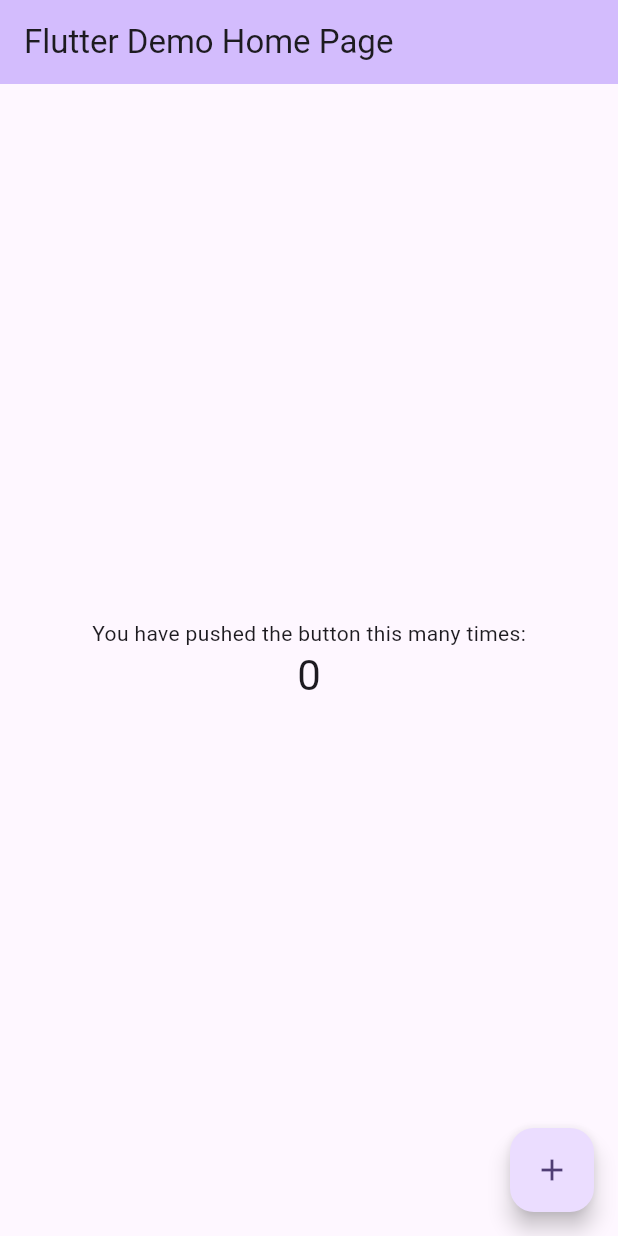
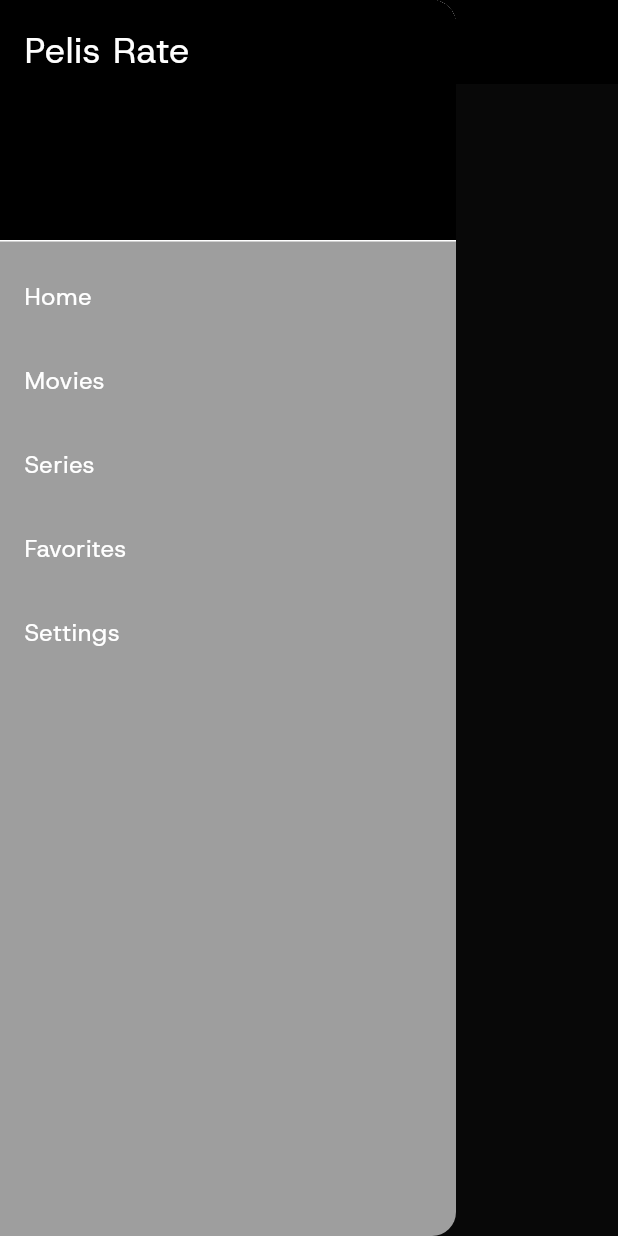
Before and after one commit to Jeffrey2391/pelis_rate, a Flutter app: the screen it shows after launch, with the side drawer open (before the commit the screen has no drawer), on a phone screen of 412 x 824 dp. Run offline on Flutter 3.47's test engine with Material 3 defaults, Android fonts, the phone set to English and light mode, and no system bars; our stand-ins replace hexcolor.

Commit message:
HomePage creation
-HomePage initical creation
-Creation of drawer
-Creation of theme and theme controller

```diff
--- /dev/null
+++ b/lib/features/home/views/home_page.dart
@@ -0,0 +1,25 @@
+import 'package:flutter/material.dart';
+import 'package:pelis_rate/features/utils/drawer/drawer_pelis_rate.dart';
+
+class HomePage extends StatelessWidget {
+  const HomePage({super.key});
+
+  @override
+  Widget build(BuildContext context) {
+    return Scaffold(
+      backgroundColor: Theme.of(context).colorScheme.surface,
+      appBar: AppBar(
+        centerTitle: true,
+        backgroundColor: Theme.of(context).colorScheme.primary,
+        title: const Text(
+          'PelisRate',
+          style: TextStyle(fontWeight: FontWeight.bold),
+        ),
+      ),
+      drawer: const DrawerPelisRate(),
+      body: const Center(
+        child: Text('Welcome to Pelis Rate!'),
+      ),
+    );
+  }
+}
--- /dev/null
+++ b/lib/features/utils/drawer/drawer_pelis_rate.dart
@@ -0,0 +1,59 @@
+import 'package:flutter/material.dart';
+
+class DrawerPelisRate extends StatelessWidget {
+  const DrawerPelisRate({super.key});
+
+  @override
+  Drawer build(BuildContext context) {
+    return Drawer(
+      backgroundColor: Colors.grey,
+      child: ListView(
+        padding: EdgeInsets.zero,
+        children: [
+          DrawerHeader(
+            decoration: BoxDecoration(
+              color: Theme.of(context).colorScheme.primary,
+            ),
+            child: Text(
+              'Pelis Rate',
+              style: TextStyle(
+                color: Theme.of(context).colorScheme.onPrimary,
+                fontSize: 24,
+              ),
+            ),
+          ),
+          ListTile(
+            title: const Text('Home'),
+            onTap: () {
+              Navigator.pop(context);
+            },
+          ),
+          ListTile(
+            title: const Text('Movies'),
+            onTap: () {
+              Navigator.pop(context);
+            },
+          ),
+          ListTile(
+            title: const Text('Series'),
+            onTap: () {
+              Navigator.pop(context);
+            },
+          ),
+          ListTile(
+            title: const Text('Favorites'),
+            onTap: () {
+              Navigator.pop(context);
+            },
+          ),
+          ListTile(
+            title: const Text('Settings'),
+            onTap: () {
+              Navigator.pop(context);
+            },
+          ),
+        ],
+      ),
+    );
+  }
+}
--- a/lib/main.dart
+++ b/lib/main.dart
@@ -1,125 +1,28 @@
 import 'package:flutter/material.dart';
+import 'package:pelis_rate/features/home/views/home_page.dart';
+
+import 'theme/app_theme.dart';
 
 void main() {
-  runApp(const MyApp());
+  runApp(PelisRate());
 }
 
-class MyApp extends StatelessWidget {
-  const MyApp({super.key});
+class PelisRate extends StatelessWidget {
+  const PelisRate({super.key});
+  //final ThemeController _themeController = Get.put(ThemeController());
 
   // This widget is the root of your application.
   @override
   Widget build(BuildContext context) {
     return MaterialApp(
+      debugShowCheckedModeBanner: false,
       title: 'Flutter Demo',
-      theme: ThemeData(
-        // This is the theme of your application.
-        //
-        // TRY THIS: Try running your application with "flutter run". You'll see
-        // the application has a purple toolbar. Then, without quitting the app,
-        // try changing the seedColor in the colorScheme below to Colors.green
-        // and then invoke "hot reload" (save your changes or press the "hot
-        // reload" button in a Flutter-supported IDE, or press "r" if you used
-        // the command line to start the app).
-        //
-        // Notice that the counter didn't reset back to zero; the application
-        // state is not lost during the reload. To reset the state, use hot
-        // restart instead.
-        //
-        // This works for code too, not just values: Most code changes can be
-        // tested with just a hot reload.
-        colorScheme: ColorScheme.fromSeed(seedColor: Colors.deepPurple),
-        useMaterial3: true,
-      ),
-      home: const MyHomePage(title: 'Flutter Demo Home Page'),
+      theme: AppTheme.darkTheme,
+      //themeMode: ThemeMode.dark,
+      // _themeController.isDarkMode.value == true
+      //     ? ThemeMode.dark
+      //     : ThemeMode.light,
+      home: HomePage(),
     );
   }
 }
-
-class MyHomePage extends StatefulWidget {
-  const MyHomePage({super.key, required this.title});
-
-  // This widget is the home page of your application. It is stateful, meaning
-  // that it has a State object (defined below) that contains fields that affect
-  // how it looks.
-
-  // This class is the configuration for the state. It holds the values (in this
-  // case the title) provided by the parent (in this case the App widget) and
-  // used by the build method of the State. Fields in a Widget subclass are
-  // always marked "final".
-
-  final String title;
-
-  @override
-  State<MyHomePage> createState() => _MyHomePageState();
-}
-
-class _MyHomePageState extends State<MyHomePage> {
-  int _counter = 0;
-
-  void _incrementCounter() {
-    setState(() {
-      // This call to setState tells the Flutter framework that something has
-      // changed in this State, which causes it to rerun the build method below
-      // so that the display can reflect the updated values. If we changed
-      // _counter without calling setState(), then the build method would not be
-      // called again, and so nothing would appear to happen.
-      _counter++;
-    });
-  }
-
-  @override
-  Widget build(BuildContext context) {
-    // This method is rerun every time setState is called, for instance as done
-    // by the _incrementCounter method above.
-    //
-    // The Flutter framework has been optimized to make rerunning build methods
-    // fast, so that you can just rebuild anything that needs updating rather
-    // than having to individually change instances of widgets.
-    return Scaffold(
-      appBar: AppBar(
-        // TRY THIS: Try changing the color here to a specific color (to
-        // Colors.amber, perhaps?) and trigger a hot reload to see the AppBar
-        // change color while the other colors stay the same.
-        backgroundColor: Theme.of(context).colorScheme.inversePrimary,
-        // Here we take the value from the MyHomePage object that was created by
-        // the App.build method, and use it to set our appbar title.
-        title: Text(widget.title),
-      ),
-      body: Center(
-        // Center is a layout widget. It takes a single child and positions it
-        // in the middle of the parent.
-        child: Column(
-          // Column is also a layout widget. It takes a list of children and
-          // arranges them vertically. By default, it sizes itself to fit its
-          // children horizontally, and tries to be as tall as its parent.
-          //
-          // Column has various properties to control how it sizes itself and
-          // how it positions its children. Here we use mainAxisAlignment to
-          // center the children vertically; the main axis here is the vertical
-          // axis because Columns are vertical (the cross axis would be
-          // horizontal).
-          //
-          // TRY THIS: Invoke "debug painting" (choose the "Toggle Debug Paint"
-          // action in the IDE, or press "p" in the console), to see the
-          // wireframe for each widget.
-          mainAxisAlignment: MainAxisAlignment.center,
-          children: <Widget>[
-            const Text(
-              'You have pushed the button this many times:',
-            ),
-            Text(
-              '$_counter',
-              style: Theme.of(context).textTheme.headlineMedium,
-            ),
-          ],
-        ),
-      ),
-      floatingActionButton: FloatingActionButton(
-        onPressed: _incrementCounter,
-        tooltip: 'Increment',
-        child: const Icon(Icons.add),
-      ), // This trailing comma makes auto-formatting nicer for build methods.
-    );
-  }
-}
--- /dev/null
+++ b/lib/theme/app_theme.dart
@@ -0,0 +1,43 @@
+import 'package:flutter/material.dart';
+import 'package:hexcolor/hexcolor.dart';
+
+class AppTheme {
+  static final lightTheme = ThemeData(
+      fontFamily: 'HostGrotesk',
+      colorScheme: ColorScheme.light(
+        primary: HexColor('#000000'),
+        onPrimary: HexColor('#FFFFFF'),
+        primaryContainer: HexColor('#333232'),
+        onPrimaryContainer: HexColor('#FFFFFF'),
+        secondary: HexColor('#001D50'),
+        onSecondary: HexColor('#FFFFFF'),
+        secondaryContainer: HexColor('#3488FF'),
+        onSecondaryContainer: HexColor('#FFFFFF'),
+        tertiary: HexColor('#575757'),
+        onTertiary: HexColor('#FFFFFF'),
+        tertiaryContainer: HexColor('#D4D6D9'),
+        onTertiaryContainer: HexColor('#FFFFFF'),
+        surface: HexColor('#121212'),
+        error: HexColor('#BB0000'),
+        errorContainer: HexColor('#FFFFFF'),
+      ));
+  static final darkTheme = ThemeData(
+      fontFamily: 'HostGrotesk',
+      colorScheme: ColorScheme.dark(
+        primary: HexColor('#000000'),
+        onPrimary: HexColor('#FFFFFF'),
+        primaryContainer: HexColor('#333232'),
+        onPrimaryContainer: HexColor('#FFFFFF'),
+        // secondary: HexColor('#001D50'),
+        // onSecondary: HexColor('#FFFFFF'),
+        // secondaryContainer: HexColor('#3488FF'),
+        // onSecondaryContainer: HexColor('#FFFFFF'),
+        // tertiary: HexColor('#575757'),
+        // onTertiary: HexColor('#FFFFFF'),
+        // tertiaryContainer: HexColor('#D4D6D9'),
+        // onTertiaryContainer: HexColor('#FFFFFF'),
+        surface: HexColor('#121212'),
+        error: HexColor('#BB0000'),
+        errorContainer: HexColor('#FFFFFF'),
+      ));
+}
```
Also changed, not shown: lib/theme/controllers/theme_controller.dart (added, +88 -0 lines), pubspec.yaml (+8 -41 lines), fonts/HostGrotesk-Italic.ttf (added), fonts/HostGrotesk.ttf (added), pubspec.lock, 1 other file.
